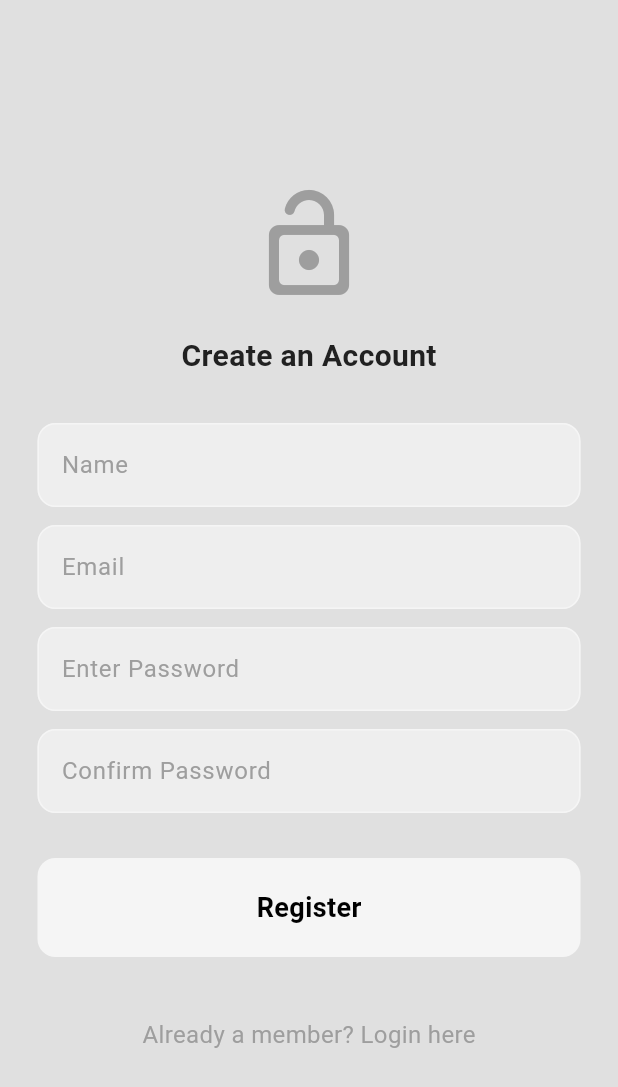
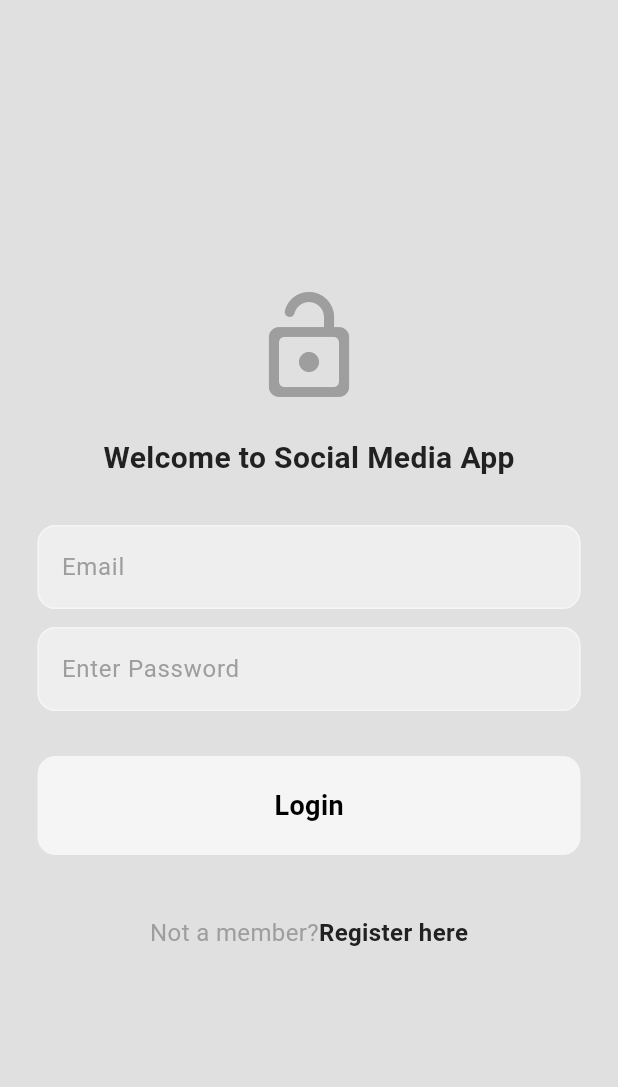
Before and after one commit to harshit81201/Social_Media_App, a Flutter app: the screen it shows after launch, on a phone screen of 412 x 824 dp. Shown: the top 1087 px of the screen. Run offline on Flutter 3.47's test engine with Material 3 defaults, Android fonts, the phone set to English and light mode, and no system bars; our stand-ins replace firebase_auth, firebase_core, flutter_bloc; accounts and stored records are empty.

Commit message:
login and register backend

```diff
--- /dev/null
+++ b/lib/app.dart
@@ -0,0 +1,72 @@
+import 'package:flutter/material.dart';
+import 'package:flutter_bloc/flutter_bloc.dart';
+import 'package:social_media_app/features/auth/data/firebase_auth_repo.dart';
+import 'package:social_media_app/features/auth/presentation/cubits/auth_cubit.dart';
+import 'package:social_media_app/features/auth/presentation/cubits/auth_states.dart';
+import 'package:social_media_app/features/auth/presentation/pages/auth_page.dart';
+import 'package:social_media_app/features/post/presentation/pages/home_page.dart';
+import 'package:social_media_app/themes/light_mode.dart';
+
+/*
+---------------------------------------------------------------------------------------
+Entry point of this application
+
+Repositories for the database like Firebase are initialized here
+
+Bloc providers are for state management
+  - Auth
+  - profile
+  - post
+  - comment
+  - search
+  - notification
+
+Checking the user's authentication status
+  - If the user is authenticated, the home page is shown
+  - If the user is not authenticated, the authentication page is shown
+
+---------------------------------------------------------------------------------------
+*/
+
+class MyApp extends StatelessWidget{
+  // auth repo
+  final authRepo = FirebaseAuthRepo();
+  MyApp({super.key});
+
+  @override
+  Widget build(BuildContext context){
+    //providing cubit to app
+    return BlocProvider(
+      create: (context) => AuthCubit(authRepo: authRepo)..checkAuth(),
+      child: MaterialApp(
+        debugShowCheckedModeBanner: false,
+        theme: lightMode,
+        home: BlocConsumer<AuthCubit, AuthState>(
+            builder: (context, authState){
+              print(authState);
+              if (authState is Unauthenticated){
+                return const AuthPage();
+              }
+
+              if (authState is Authenticated){
+                return const HomePage();
+              }
+              else{
+                return const Scaffold(
+                  body: Center(
+                    child: CircularProgressIndicator(),
+                  ),
+                );
+              }
+            },
+            listener: (context, state){
+              if (state is AuthError){
+                ScaffoldMessenger.of(context).showSnackBar(SnackBar(
+                  content: Text(state.message),
+                ));
+              }
+            },
+      ),
+    ));
+  }
+}
--- /dev/null
+++ b/lib/features/auth/presentation/pages/auth_page.dart
@@ -0,0 +1,34 @@
+import 'package:flutter/material.dart';
+import 'package:social_media_app/features/auth/presentation/pages/login_page.dart';
+import 'package:social_media_app/features/auth/presentation/pages/register_page.dart';
+
+class AuthPage extends StatefulWidget {
+  const AuthPage({super.key});
+
+  @override
+  State<AuthPage> createState() => _AuthPageState();
+}
+
+class _AuthPageState extends State<AuthPage> {
+  //show login page
+  bool showLoginPage = true;
+
+  //toggle between the pages
+  void togglePages() {
+    setState(() {
+      showLoginPage = !showLoginPage;
+    });
+  }
+  @override
+  Widget build(BuildContext context) {
+    if(showLoginPage){
+      return LoginPage(
+        togglePages: togglePages,
+      );
+    } else{
+      return RegisterPage(
+        togglePages: togglePages,
+      );
+    }
+  }
+}
--- a/lib/features/auth/presentation/pages/login_page.dart
+++ b/lib/features/auth/presentation/pages/login_page.dart
@@ -1,11 +1,14 @@
 //Page for login and if a person wants to register than a button for register
 
 import 'package:flutter/material.dart';
+import 'package:flutter_bloc/flutter_bloc.dart';
 import 'package:social_media_app/features/auth/presentation/components/my_button.dart';
 import 'package:social_media_app/features/auth/presentation/components/my_text_field.dart';
+import 'package:social_media_app/features/auth/presentation/cubits/auth_cubit.dart';
 
 class LoginPage extends StatefulWidget{
-  const LoginPage({super.key});
+  final void Function()? togglePages;
+  const LoginPage({super.key, required this.togglePages,});
 
   @override
   State<LoginPage> createState() => _LoginPageState();
@@ -15,6 +18,33 @@ class _LoginPageState extends State<LoginPage>{
 
   final emailController = TextEditingController();
   final pwController = TextEditingController();
+
+  //login button function
+  void login(){
+    final String email = emailController.text;
+    final String pw = pwController.text;
+
+    final authCubit = context.read<AuthCubit>(); //read the AuthCubit
+
+    if (email.isNotEmpty && pw.isNotEmpty){
+      authCubit.login(email, pw);
+    }
+    else{
+      ScaffoldMessenger.of(context).showSnackBar(
+        const SnackBar(
+          content: Text("Please fill in all fields"),
+        ),
+      );
+    }
+  }
+
+  @override
+  void dispose() {
+    // TODO: implement dispose
+    emailController.dispose();
+    pwController.dispose();
+    super.dispose();
+  }
 
   @override
   Widget build(BuildContext context){
@@ -63,17 +93,32 @@ class _LoginPageState extends State<LoginPage>{
 
                     //login button
                     MyButton(
-                      onTap: (){},
+                      onTap: login,
                       text: "Login",
                     ),
 
                     const SizedBox(height: 40),
 
-                    Text("Not a member? Register here",
-                      style: TextStyle(
-                        color: Theme.of(context).colorScheme.primary,
-                        fontSize: 16,
-                      ),
+                    Row(
+                      mainAxisAlignment: MainAxisAlignment.center,
+                      children: [
+                        Text("Not a member?",
+                          style: TextStyle(
+                            color: Theme.of(context).colorScheme.primary,
+                            fontSize: 16,
+                          ),
+                        ),
+                        GestureDetector(
+                          onTap: widget.togglePages,
+                          child: Text("Register here",
+                            style: TextStyle(
+                              color: Theme.of(context).colorScheme.inversePrimary,
+                              fontWeight: FontWeight.bold,
+                              fontSize: 16,
+                            ),
+                          ),
+                        ),
+                      ],
                     ),
                   ],
 
--- a/lib/main.dart
+++ b/lib/main.dart
@@ -1,25 +1,11 @@
 import 'package:flutter/material.dart';
-import 'package:social_media_app/features/auth/presentation/pages/login_page.dart';
-import 'package:social_media_app/features/auth/presentation/pages/register_page.dart';
+import 'package:social_media_app/app.dart';
 import 'package:social_media_app/firebase_options.dart';
 import 'package:firebase_core/firebase_core.dart';
-import 'package:social_media_app/themes/light_mode.dart';
+
 
 void main() async{
   WidgetsFlutterBinding.ensureInitialized();
   await Firebase.initializeApp(options: DefaultFirebaseOptions.currentPlatform);
-  runApp(const MyApp());
+  runApp(MyApp());
 }
-
-class MyApp extends StatelessWidget{
-  const MyApp({super.key});
-
-  @override
-  Widget build(BuildContext context){
-    return MaterialApp(
-      debugShowCheckedModeBanner: false,
-      theme: lightMode,
-      home: const RegisterPage(),
-    );
-  }
-}
--- a/pubspec.yaml
+++ b/pubspec.yaml
@@ -38,6 +38,7 @@ dependencies:
   firebase_core: ^3.9.0
   firebase_auth: ^5.3.4
   flutter_bloc: ^8.1.6
+  cloud_firestore: ^5.6.5
 
 dev_dependencies:
   flutter_test:
```
Also changed, not shown: lib/features/auth/presentation/pages/register_page.dart (+69 -7 lines), lib/features/post/presentation/pages/home_page.dart (added, +29 -0 lines), pubspec.lock, 4 other files.
